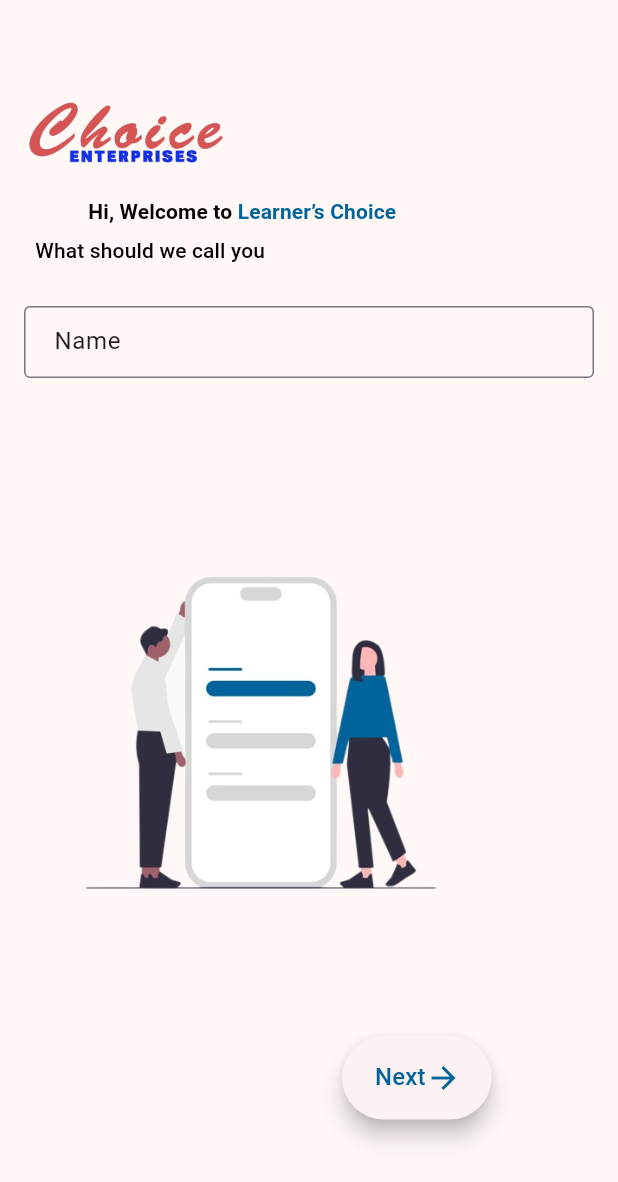
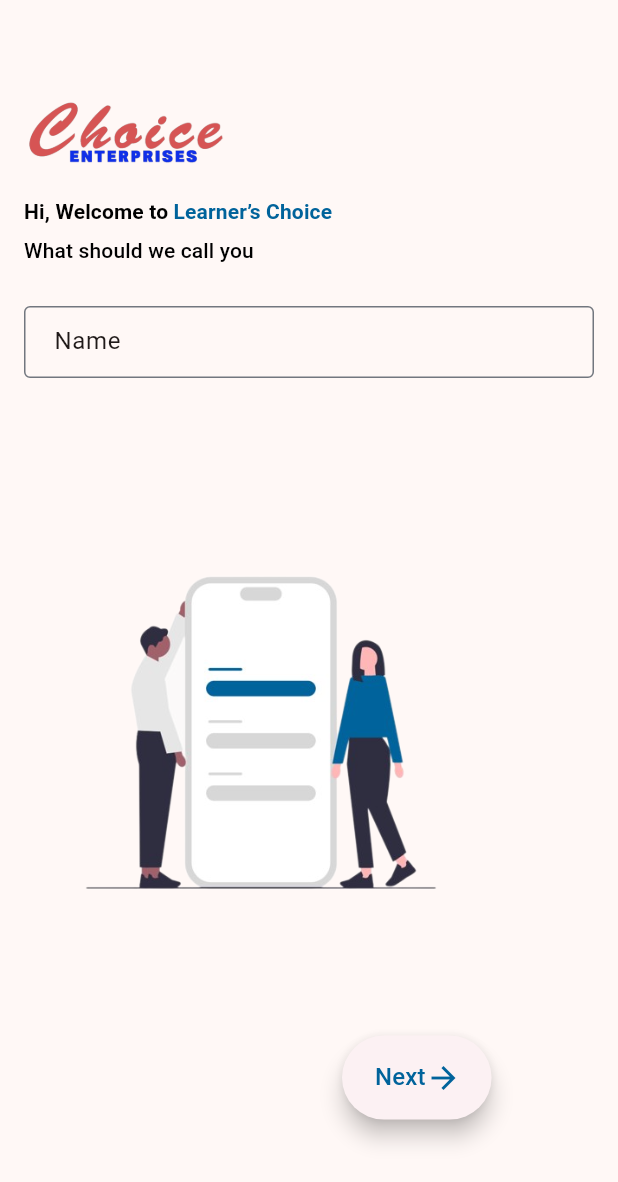
Before and after one commit to sacrilegioushero220/Learners-Choice-App, a Flutter app: the NameScreen screen opened directly, on a phone screen of 412 x 824 dp. Shown: the top 1182 px of the screen. Run offline on Flutter 3.47's test engine with Material 2 defaults, Android fonts, the phone set to English and light mode, and no system bars; our stand-ins replace google_fonts.

Commit message:
Fixed Alignment of Text in NameScreen

```diff
--- a/lib/app.dart
+++ b/lib/app.dart
@@ -1,6 +1,8 @@
 import 'package:flutter/material.dart';
 import 'package:learners_choice_app/core/Theme/color_schemes.g.dart';
 import 'package:learners_choice_app/core/Theme/text_theme.dart';
+import 'package:learners_choice_app/features/Intro/presentation/name_screen.dart';
+import 'package:learners_choice_app/features/Intro/presentation/onboarding_screen.dart';
 import 'package:learners_choice_app/features/home/presentation/info_screen.dart';
 import 'package:learners_choice_app/features/learners_test/presentation/mock_test_screen.dart';
 
@@ -16,7 +18,7 @@ class App extends StatelessWidget {
           textTheme: CustomTextTheme.customDarkTextTheme),
       // darkTheme: ThemeData(useMaterial3: true, colorScheme: da rkColorScheme),
       home: const Scaffold(
-        body: MockTestScreen(),
+        body: NameScreen(),
       ),
       debugShowCheckedModeBanner: false,
     );
--- a/lib/features/Intro/Presentation/name_screen.dart
+++ b/lib/features/Intro/Presentation/name_screen.dart
@@ -36,12 +36,9 @@ class NameScreen extends StatelessWidget {
                 const SizedBox(
                   height: 25,
                 ),
-                Padding(
-                  padding: const EdgeInsets.only(left: 7.5),
-                  child: Text(
-                    smallTitleNameScreen,
-                    style: context.titleSmallLight,
-                  ),
+                Text(
+                  smallTitleNameScreen,
+                  style: context.titleSmallLight,
                 ),
                 const SizedBox(
                   height: 36.0,
@@ -91,7 +88,7 @@ Text buildRichTextTitle(String title1, String title2, BuildContext context) {
         ),
       ],
     ),
-    textAlign: TextAlign.center,
+    textAlign: TextAlign.left,
   );
 }
 
```
